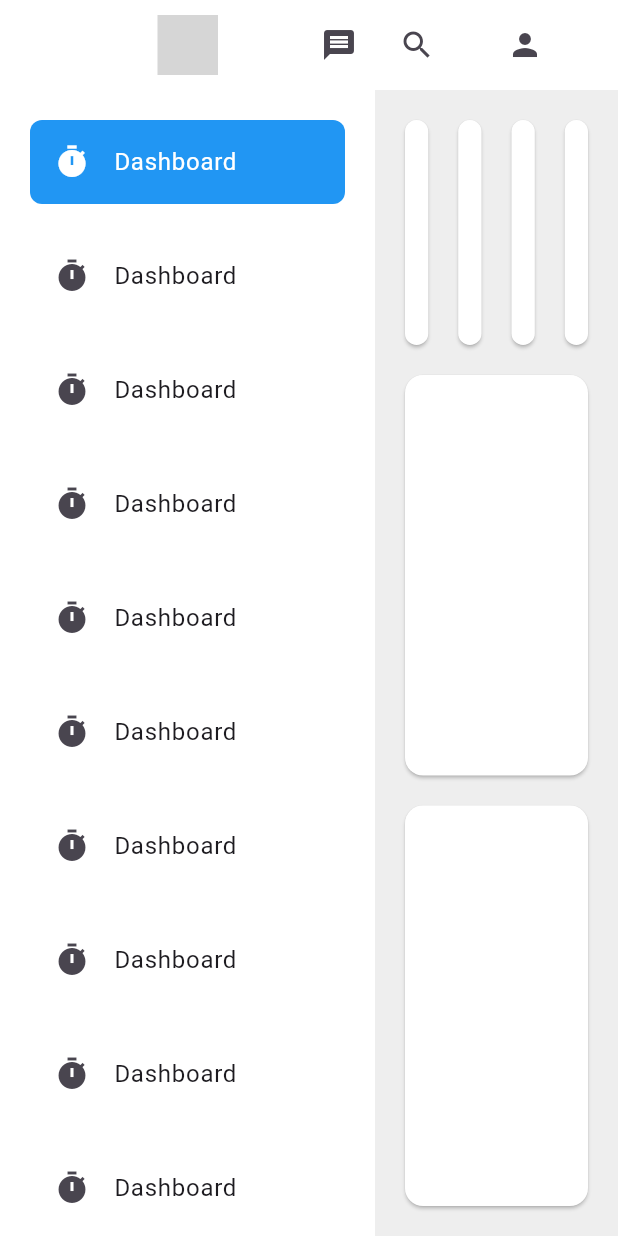
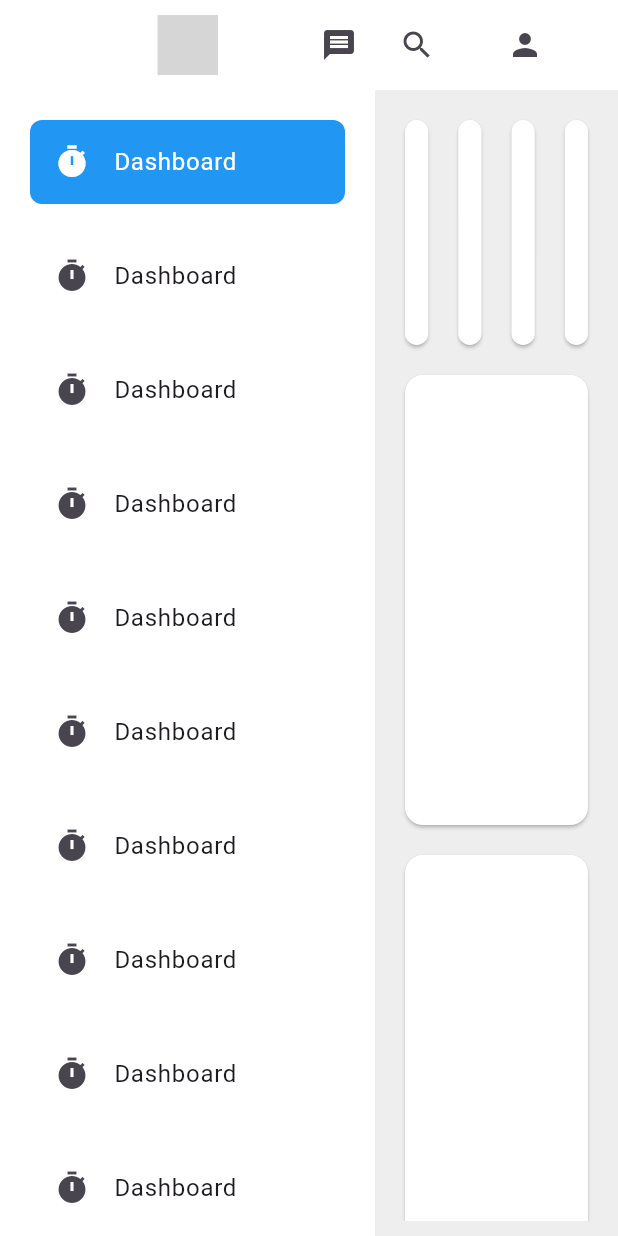
Before and after one commit to mskwon02/flutterPractice, a Flutter app: the screen it shows after launch, on a phone screen of 412 x 824 dp. Run offline on Flutter 3.47's test engine with Material 3 defaults, Android fonts, the phone set to English and light mode, and no system bars; our stand-ins replace lottie; grey boxes are pictures that could not be loaded.

Commit message:
스크롤 기능 추가

```diff
--- a/webpage_layout/lib/main.dart
+++ b/webpage_layout/lib/main.dart
@@ -110,20 +110,22 @@ class _SideBarState extends State<SideBar> {
           child: Container(
             padding: EdgeInsets.all(10),
             color: Colors.grey[200],
+            child: SingleChildScrollView(
               child: Column(
                 children: [
                   Row(
                     mainAxisAlignment: MainAxisAlignment.spaceEvenly,
                     children: [
-                    CardSmall(),
-                    CardSmall(),
-                    CardSmall(),
-                    CardSmall()
+                      Expanded(child: CardSmall()),
+                      Expanded(child: CardSmall()),
+                      Expanded(child: CardSmall()),
+                      Expanded(child: CardSmall())
                     ],
                   ),
                   CardLarge(),
                   CardLarge()
                 ],
+              ),
             ),
           ),
         )
@@ -137,14 +139,12 @@ class CardSmall extends StatelessWidget {
 
   @override
   Widget build(BuildContext context) {
-    return Expanded(
-      child: Card(
+    return Card(
       margin: EdgeInsets.all(10),
       child: Container(
         height: 150,
       ),
       color: Colors.white,
-      ),
     );
   }
 }
@@ -154,14 +154,12 @@ class CardLarge extends StatelessWidget {
 
   @override
   Widget build(BuildContext context) {
-    return Expanded(
-      child: Card(
+    return Card(
       margin: EdgeInsets.all(10),
       child: Container(
-          height: 200,
+        height: 300,
       ),
       color: Colors.white,
-      ),
     );
   }
 }
```
Lines whose indentation alone changed are shown as unchanged.
